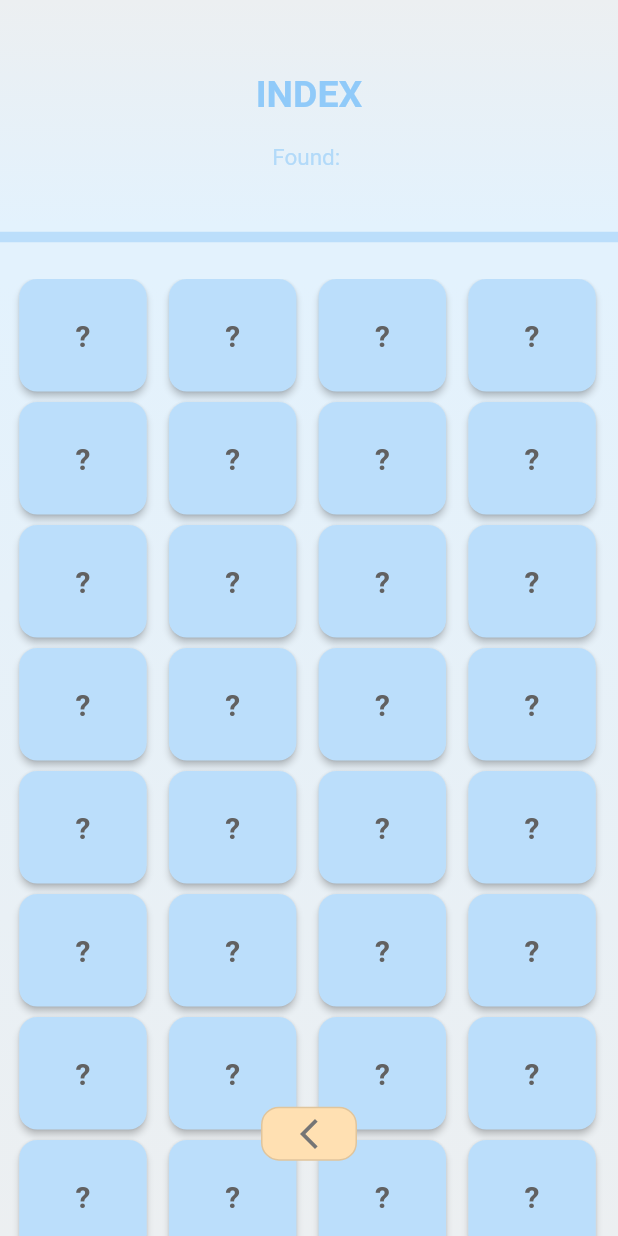
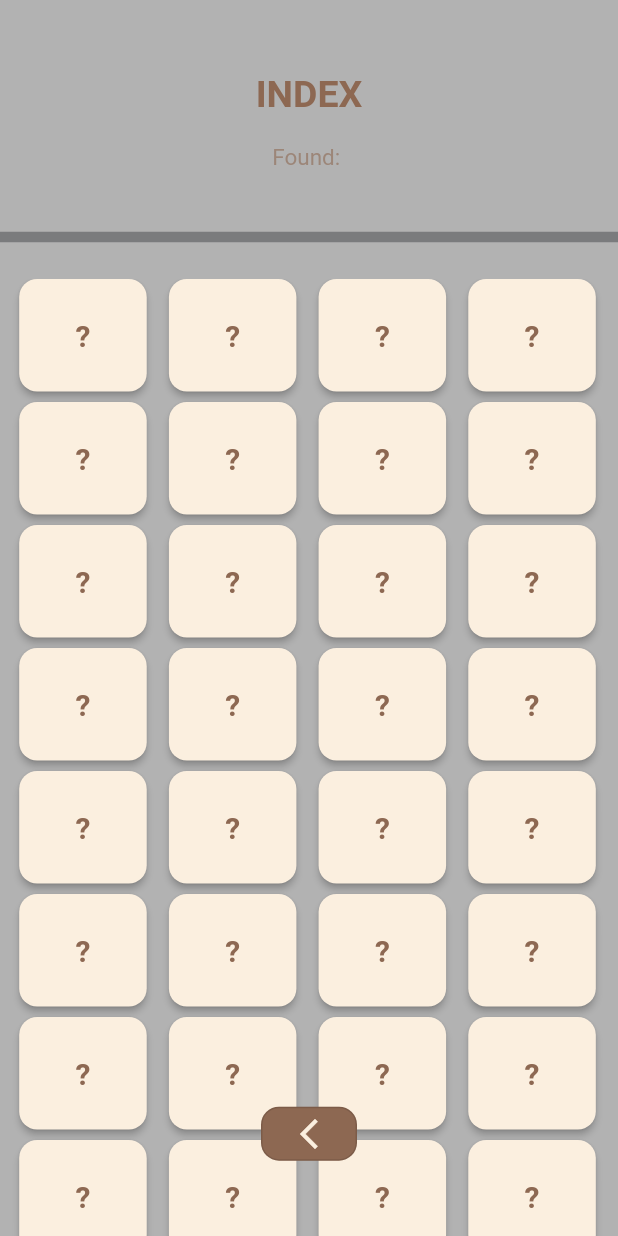
Before and after one commit to DeepP2667/animal_classifier_app, a Flutter app: the IndexPage screen opened directly, on a phone screen of 412 x 824 dp. Run offline on Flutter 3.47's test engine with Material 2 defaults, Android fonts, the phone set to English and light mode, and no system bars; our stand-ins replace google_fonts, image_picker; Roboto replaces fonts that are missing (Stoke).

Commit message:
Changed background

```diff
--- a/lib/IndexPage/back_button.dart
+++ b/lib/IndexPage/back_button.dart
@@ -5,14 +5,9 @@ import 'package:animal_classifier/main.dart';
 class IndexBackButton extends StatelessWidget {
   IndexBackButton({Key? key}) : super(key: key);
 
-  final TextStyle textStyle = TextStyle(
-    fontSize: 20,
-    color: Colors.grey[700],
-    fontWeight: FontWeight.bold,
-  );
 
   final ButtonStyle buttonStyle = ElevatedButton.styleFrom(
-    primary: Colors.orange[100],
+    primary: const Color(0xFF8d6852),
     shape: RoundedRectangleBorder(
       borderRadius: BorderRadius.circular(12.0),
     ),
@@ -32,7 +27,7 @@ class IndexBackButton extends StatelessWidget {
             ),
           );
         },
-        child: Icon(Icons.arrow_back_ios_new_outlined, color: Colors.grey[600],)
+        child: const Icon(Icons.arrow_back_ios_new_outlined, color: Color(0xFFfbefdf),)
       ),
     );
   }
--- a/lib/IndexPage/header.dart
+++ b/lib/IndexPage/header.dart
@@ -1,40 +1,20 @@
 import 'package:flutter/material.dart';
-import 'package:google_fonts/google_fonts.dart';
 
 import './header_title.dart';
 
 class IndexHeader extends StatelessWidget {
   IndexHeader({Key? key}) : super(key: key);
 
-  final TextStyle textStyle = GoogleFonts.robotoMono(
-    textStyle: TextStyle(
-      fontSize: 20,
-      color: Colors.grey[700],
-      fontWeight: FontWeight.bold,
-    ),
-  );
-
-  final ButtonStyle buttonStyle = ElevatedButton.styleFrom(
-    primary: Colors.cyan[100],
-    shape: RoundedRectangleBorder(
-      borderRadius: BorderRadius.circular(12.0),
-    ),
+  final backgroundColor = Color.alphaBlend(
+    const Color(0xFFb2b2b2),
+    const Color(0xFF27282d),
   );
 
   @override
   Widget build(BuildContext context) {
     return Container(
       height: 150.0,
-      decoration: const BoxDecoration(
-        gradient: LinearGradient(
-          begin: Alignment.topCenter,
-          end: Alignment.bottomCenter,
-          colors: <Color> [
-            Color(0XFFECEFF1),
-            Color(0XFFE3F2FD),
-          ],
-        ),
-      ),
+      color: backgroundColor,
       padding: const EdgeInsets.only(top: 30.0),
       child: Column(
         children: [
--- a/lib/IndexPage/header_title.dart
+++ b/lib/IndexPage/header_title.dart
@@ -4,10 +4,15 @@ import 'package:google_fonts/google_fonts.dart';
 class HeaderTitle extends StatelessWidget {
   HeaderTitle({Key? key}) : super(key: key);
 
+  static Color textColor = Color.alphaBlend(
+    const Color(0xFF8d6852),
+    const Color(0xFF462e25),
+  );
+
   final TextStyle titleTextStyle = GoogleFonts.stoke(
     textStyle: TextStyle(
       fontSize: 25,
-      color: Colors.blue[200],
+      color: textColor,
       fontWeight: FontWeight.bold,
     ),
   );
@@ -15,7 +20,7 @@ class HeaderTitle extends StatelessWidget {
   final TextStyle seenTextStyle = GoogleFonts.stoke(
     textStyle: TextStyle(
       fontSize: 15,
-      color: Colors.blue[200]?.withOpacity(0.6),
+      color: textColor.withOpacity(0.6),
     ),
   );
 
@@ -25,14 +30,14 @@ class HeaderTitle extends StatelessWidget {
       child: Stack(
         children: [
           Align(
-            alignment: const Alignment(0,-0.6),
+            alignment: const Alignment(0, -0.6),
             child: Text(
               "INDEX",
               style: titleTextStyle,
             ),
           ),
           Align(
-            alignment: const Alignment(0,.3),
+            alignment: const Alignment(0, .3),
             child: Text(
               "Found: ",
               style: seenTextStyle,
--- a/lib/IndexPage/index_body.dart
+++ /dev/null
@@ -1,37 +0,0 @@
-import "package:flutter/material.dart";
-
-import './back_button.dart';
-
-class IndexBody extends StatelessWidget {
-  const IndexBody({Key? key}) : super(key: key);
-
-  @override
-  Widget build(BuildContext context) {
-    return Expanded(
-      child: Container(
-        margin: const EdgeInsets.only(top: 20.0, left: 15.0),
-        decoration: const BoxDecoration(
-          gradient: LinearGradient(
-            colors: <Color>[
-              Color(0XFFE3F2FD),
-              Color(0XFFECEFF1),
-            ],
-          ),
-        ),
-        child: Stack(
-          children: [
-            SingleChildScrollView(
-              child: Column(
-                crossAxisAlignment: CrossAxisAlignment.stretch,
-                children: const [
-                  Text("hi", style: TextStyle(fontSize: 50)),
-                ],
-              ),
-            ),
-            IndexBackButton(),
-          ],
-        ),
-      ),
-    );
-  }
-}
--- a/lib/IndexPage/index_page.dart
+++ b/lib/IndexPage/index_page.dart
@@ -5,32 +5,27 @@ import './back_button.dart';
 import './undiscovered_row.dart';
 
 class IndexPage extends StatelessWidget {
-  const IndexPage({Key? key}) : super(key: key);
+  IndexPage({Key? key}) : super(key: key);
+
+  final backgroundColor = Color.alphaBlend(
+    const Color(0xFFb2b2b2),
+    const Color(0xFF27282d),
+  );
 
   @override
   Widget build(BuildContext context) {
     return Scaffold(
-      backgroundColor: Colors.blue[50],
+        backgroundColor: backgroundColor,
         body: Column(
           children: [
             IndexHeader(),
-          const Divider(
-            color: Color(0XFFBBDEFB),
+            Divider(
+              color: const Color(0XFF27282d).withOpacity(0.4),
               thickness: 7.0,
             ),
             Expanded(
               child: Container(
                 margin: const EdgeInsets.only(top: 20.0),
-              decoration: const BoxDecoration(
-                gradient: LinearGradient(
-                  begin: Alignment.topCenter,
-                  end: Alignment.bottomCenter,
-                  colors: <Color>[
-                    Color(0XFFE3F2FD),
-                    Color(0XFFECEFF1),
-                  ],
-                ),
-              ),
                 child: Stack(
                   children: [
                     SingleChildScrollView(
--- a/lib/IndexPage/undiscovered_icon.dart
+++ b/lib/IndexPage/undiscovered_icon.dart
@@ -3,15 +3,20 @@ import 'package:flutter/material.dart';
 class UndiscoveredIcon extends StatelessWidget {
   UndiscoveredIcon({Key? key}) : super(key: key);
 
-  final TextStyle textStyle = TextStyle(
+  final TextStyle textStyle = const TextStyle(
     fontSize: 20,
-    color: Colors.grey[700],
+    color: Color(0xFF8d6852),
     fontWeight: FontWeight.bold,
+  );
+
+   static Color backgroundColor = Color.alphaBlend(
+    const Color(0xFFfbefdf),
+    const Color(0xFF462e25),
   );
 
   final ButtonStyle buttonStyle = ElevatedButton.styleFrom(
     fixedSize: const Size(85, 75),
-    primary: Colors.blue[100],
+    primary: backgroundColor,
     shape: RoundedRectangleBorder(
       borderRadius: BorderRadius.circular(12.0),
     ),
```
Lines whose indentation alone changed are shown as unchanged.
